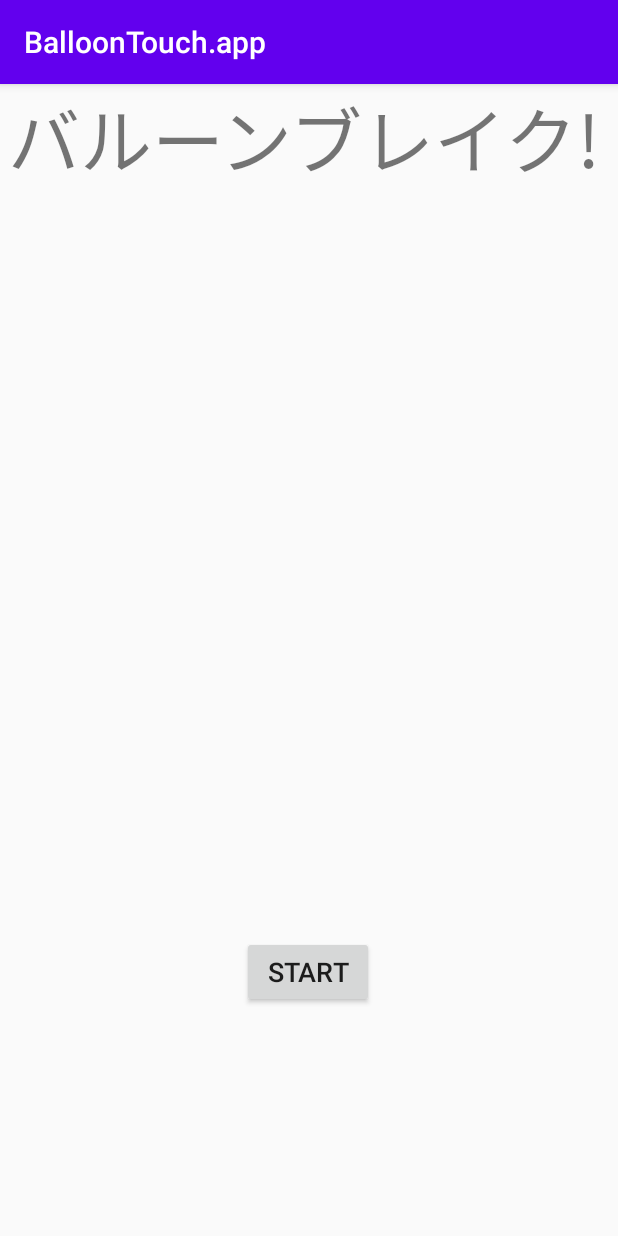
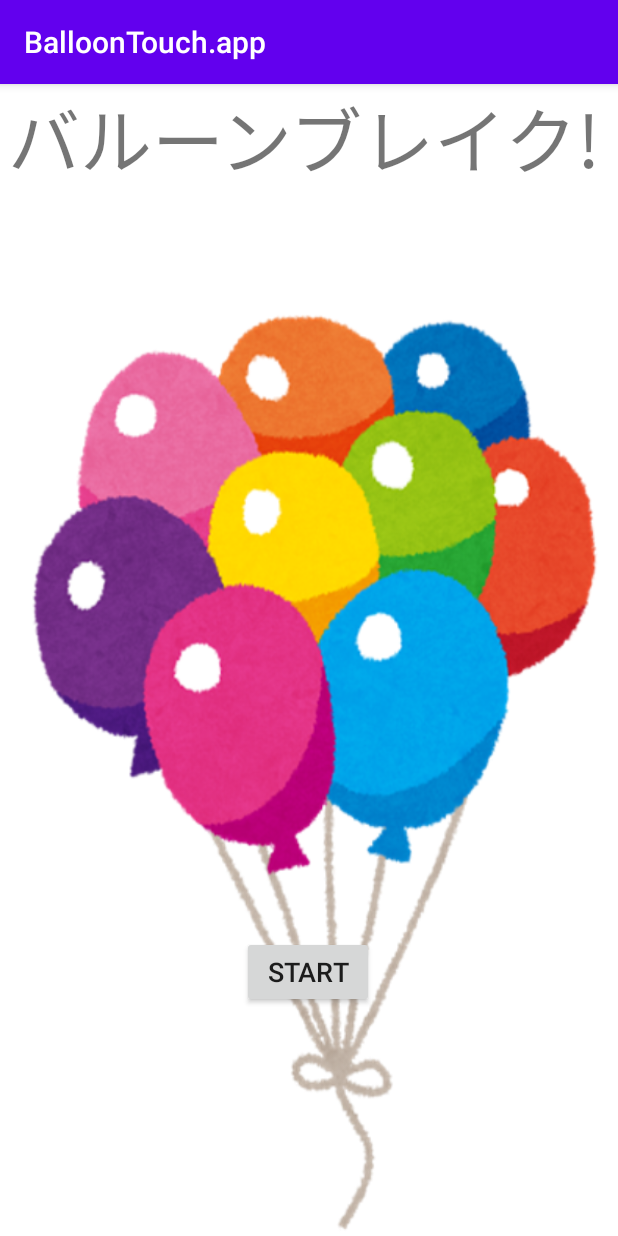
Before and after one commit to 20b705/BalloonTouch.app, an Android app: the screen it shows after launch (MainActivity), on a phone screen of 412 x 824 dp. Run offline under Robolectric (Android 15) with nearby library versions, the phone set to English and light mode, and no system bars.

Commit message:
スタート画面（完成）

```diff
--- a/app/src/main/res/layout/activity_main.xml
+++ b/app/src/main/res/layout/activity_main.xml
@@ -3,7 +3,8 @@
     xmlns:app="http://schemas.android.com/apk/res-auto"
     xmlns:tools="http://schemas.android.com/tools"
     android:layout_width="match_parent"
-    android:layout_height="match_parent">
+    android:layout_height="match_parent"
+    android:background="@drawable/haikei2">
 
     <TextView
         android:id="@+id/textView"
```
Also changed, not shown: app/src/main/java/jp/ac/shohoku/programmer/balloontouchapp/MainActivity.java (line endings or trailing spaces).
